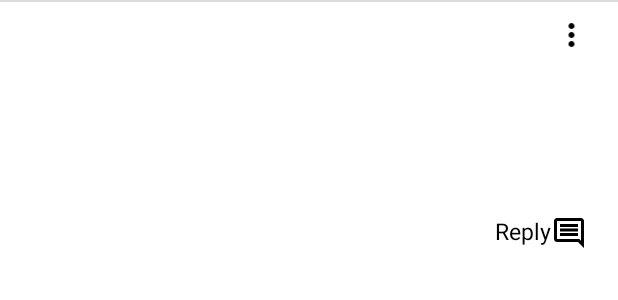
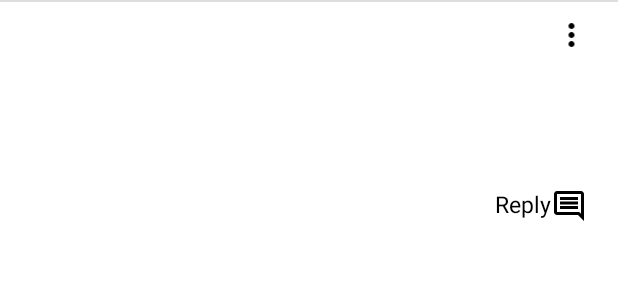
Before and after one commit to SarkisChohmalian/MathHub, an Android app: the layout item_post.xml on its own in the app's theme, with its tools: preview values and no code run, on a phone screen of 412 x 824 dp. Shown: the top 300 px of the screen. Run offline under Robolectric (Android 15) with nearby library versions, the phone set to English and light mode, and no system bars.

Commit message:
few improvements

```diff
--- a/app/src/main/res/layout/item_post.xml
+++ b/app/src/main/res/layout/item_post.xml
@@ -39,20 +39,24 @@
         <TextView
             android:id="@+id/descriptionTextView"
             android:layout_width="match_parent"
-            android:layout_height="30dp"
+            android:layout_height="wrap_content"
             android:layout_marginLeft="10dp"
-            android:layout_marginTop="15dp"
+            android:layout_marginTop="5dp"
             android:layout_marginRight="10dp"
             android:textColor="@color/black"
-            android:textSize="16sp" />
-
+            android:textSize="16sp"
+            android:maxLines="100"
+            android:ellipsize="end"
+            android:scrollbars="vertical"
+            android:scrollbarStyle="insideInset"
+            android:fadeScrollbars="false"
+            android:scrollbarSize="4dp" />
 
         <LinearLayout
             android:layout_marginTop="20dp"
             android:layout_width="match_parent"
             android:layout_height="wrap_content"
             android:orientation="horizontal">
-
 
             <TextView
                 android:id="@+id/reply_text"
@@ -63,18 +67,11 @@
                 android:textColor="@color/black"
                 android:textSize="15dp" />
 
-
             <ImageView
                 android:id="@+id/reply_pic"
                 android:layout_width="wrap_content"
                 android:layout_height="wrap_content"
                 app:srcCompat="@drawable/comment" />
-
-
         </LinearLayout>
-
-
     </LinearLayout>
-
-
 </LinearLayout>
--- a/app/src/main/res/layout/report_dialog.xml
+++ b/app/src/main/res/layout/report_dialog.xml
@@ -18,7 +18,8 @@
         android:layout_height="wrap_content"
         android:hint="Enter reason here"
         android:inputType="textMultiLine"
-        android:minLines="3"
+        android:minLines="2"
+        android:maxLines="10"
         android:gravity="top"
         android:layout_marginTop="8dp" />
 
```
